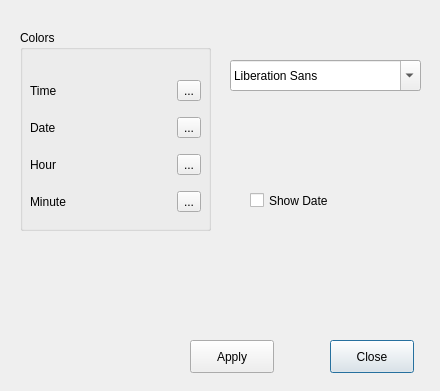
The window that prefs.ui (LaGaDesk/ArcClock) describes before a commit, drawn with Qt 5.
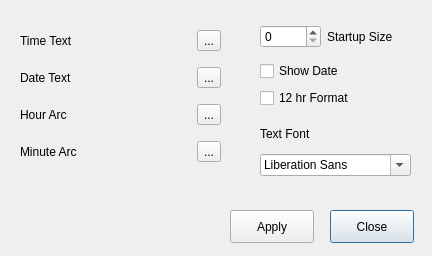
The same window after the commit.

The edit to the form file:
```diff
--- a/prefs.ui
+++ b/prefs.ui
@@ -6,8 +6,8 @@
    <rect>
     <x>0</x>
     <y>0</y>
-    <width>440</width>
-    <height>391</height>
+    <width>432</width>
+    <height>256</height>
    </rect>
   </property>
   <property name="windowTitle">
@@ -17,7 +17,7 @@
    <property name="geometry">
     <rect>
      <x>330</x>
-     <y>340</y>
+     <y>210</y>
      <width>84</width>
      <height>33</height>
     </rect>
@@ -29,8 +29,8 @@
   <widget class="QPushButton" name="pb_apply">
    <property name="geometry">
     <rect>
-     <x>190</x>
-     <y>340</y>
+     <x>230</x>
+     <y>210</y>
      <width>84</width>
      <height>33</height>
     </rect>
@@ -39,24 +39,12 @@
     <string>Apply</string>
    </property>
   </widget>
-  <widget class="QGroupBox" name="groupBox">
+  <widget class="QWidget" name="layoutWidget">
    <property name="geometry">
     <rect>
      <x>20</x>
-     <y>30</y>
-     <width>191</width>
-     <height>201</height>
-    </rect>
-   </property>
-   <property name="title">
-    <string>Colors</string>
-   </property>
-   <widget class="QWidget" name="">
-    <property name="geometry">
-     <rect>
-      <x>10</x>
-      <y>40</y>
-      <width>171</width>
+     <y>20</y>
+     <width>201</width>
       <height>152</height>
      </rect>
     </property>
@@ -64,7 +52,7 @@
      <item row="0" column="0">
       <widget class="QLabel" name="label_2">
        <property name="text">
-        <string>Time</string>
+       <string>Time Text</string>
        </property>
       </widget>
      </item>
@@ -85,7 +73,7 @@
      <item row="1" column="0">
       <widget class="QLabel" name="label">
        <property name="text">
-        <string>Date</string>
+       <string>Date Text</string>
        </property>
       </widget>
      </item>
@@ -106,7 +94,7 @@
      <item row="2" column="0">
       <widget class="QLabel" name="label_3">
        <property name="text">
-        <string>Hour</string>
+       <string>Hour Arc</string>
        </property>
       </widget>
      </item>
@@ -127,7 +115,7 @@
      <item row="3" column="0">
       <widget class="QLabel" name="label_4">
        <property name="text">
-        <string>Minute</string>
+       <string>Minute Arc</string>
        </property>
       </widget>
      </item>
@@ -147,29 +135,79 @@
      </item>
     </layout>
    </widget>
-  </widget>
+  <widget class="QWidget" name="">
+   <property name="geometry">
+    <rect>
+     <x>260</x>
+     <y>60</y>
+     <width>104</width>
+     <height>50</height>
+    </rect>
+   </property>
+   <layout class="QVBoxLayout" name="verticalLayout">
+    <item>
   <widget class="QCheckBox" name="cb_showDate">
-   <property name="geometry">
-    <rect>
-     <x>250</x>
-     <y>190</y>
-     <width>101</width>
-     <height>21</height>
-    </rect>
-   </property>
    <property name="text">
     <string>Show Date</string>
    </property>
   </widget>
-  <widget class="QFontComboBox" name="fontComboBox">
+    </item>
+    <item>
+     <widget class="QCheckBox" name="cb_timeFormat">
+      <property name="text">
+       <string>12 hr Format</string>
+      </property>
+     </widget>
+    </item>
+   </layout>
+  </widget>
+  <widget class="QWidget" name="">
    <property name="geometry">
     <rect>
-     <x>230</x>
-     <y>60</y>
-     <width>191</width>
-     <height>31</height>
+     <x>260</x>
+     <y>120</y>
+     <width>151</width>
+     <height>56</height>
     </rect>
    </property>
+   <layout class="QVBoxLayout" name="verticalLayout_2">
+    <item>
+     <widget class="QLabel" name="label_font">
+      <property name="text">
+       <string>Text Font</string>
+      </property>
+     </widget>
+    </item>
+    <item>
+     <widget class="QFontComboBox" name="fcb_time"/>
+    </item>
+   </layout>
+  </widget>
+  <widget class="QWidget" name="">
+   <property name="geometry">
+    <rect>
+     <x>260</x>
+     <y>20</y>
+     <width>133</width>
+     <height>33</height>
+    </rect>
+   </property>
+   <layout class="QHBoxLayout" name="horizontalLayout">
+    <item>
+     <widget class="QSpinBox" name="sb_startSize">
+      <property name="maximum">
+       <number>640</number>
+      </property>
+     </widget>
+    </item>
+    <item>
+     <widget class="QLabel" name="label_5">
+      <property name="text">
+       <string>Startup Size</string>
+      </property>
+     </widget>
+    </item>
+   </layout>
   </widget>
  </widget>
  <resources/>
```
Lines whose indentation alone changed are shown as unchanged.
